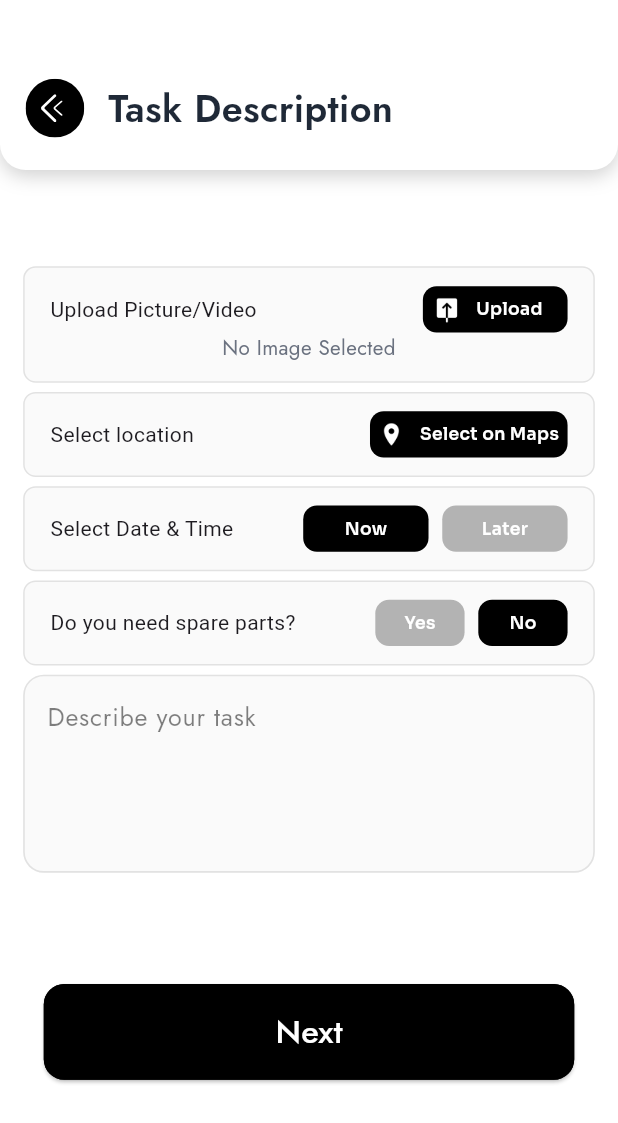
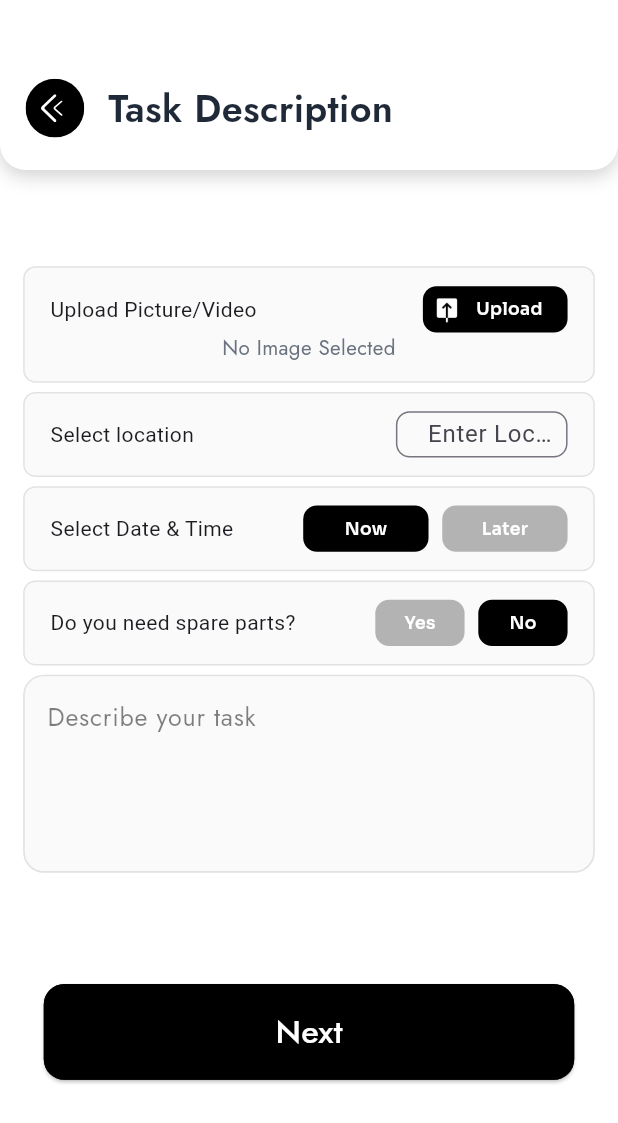
Before and after one commit to Shees-Ali1/reapiroo_firebaseapp, a Flutter app: the CustomerTaskHome screen opened directly, on a phone screen of 412 x 824 dp. Shown: the top 1123 px of the screen. Run offline on Flutter 3.47's test engine with Material 3 defaults, Android fonts, the light colour scheme and no system bars; our stand-ins replace animated_notch_bottom_bar, audioplayers, chewie, cloud_firestore, firebase_auth, firebase_core and 14 more; missing offline and left inert: audio_wave, flutter_sound, voice_message_package; accounts and stored records are empty; project files that could hold a hidden picture were left out.

Commit message:
hashir saved

```diff
--- a/lib/main.dart
+++ b/lib/main.dart
@@ -27,6 +27,7 @@ void main() async {
   Get.put(TechHomeController());
   Get.put(HomeController());
   Get.put(ServiceController());
+  Get.put(LocationController());
 
   runApp(const MyApp());
 }
--- a/lib/views/home_screens_for_customers/customer_main_home.dart
+++ b/lib/views/home_screens_for_customers/customer_main_home.dart
@@ -165,9 +165,9 @@ class _CustomerMainHomeState extends State<CustomerMainHome> {
                   itemBuilder: (context, index) {
                     return GestureDetector(
                       onTap: () {
-                        // Get.to(CustomerTaskHome(
-                        //   service: dummy[index]['title'],
-                        // ));
+                        Get.to(CustomerTaskHome(
+                          service: dummy[index]['title'],
+                        ));
                       },
                       child: ServicesContainer(
                         image: dummy[index]["image"],
--- a/lib/views/home_screens_for_customers/customer_task_home.dart
+++ b/lib/views/home_screens_for_customers/customer_task_home.dart
@@ -40,6 +40,7 @@ class _CustomerTaskHomeState extends State<CustomerTaskHome> {
   bool _isRecording = false;
   double _progressValue = 0.0; // Value from 0.0 to 1.0
   Timer? _progressTimer;
+  RxString location = ''.obs;  // To capture location input
 
   XFile? imageFile;
 
@@ -328,7 +329,7 @@ class _CustomerTaskHomeState extends State<CustomerTaskHome> {
                       ],
                     ),
                   ),
-                Container(
+                  Container(
                     height: 55.h,
                     margin: EdgeInsets.only(bottom: 6.h),
                     width: double.infinity,
@@ -344,27 +345,43 @@ class _CustomerTaskHomeState extends State<CustomerTaskHome> {
                         Text("Select location"),
                         Container(
                           height: 30.h,
-                          padding: EdgeInsets.symmetric(
-                              horizontal: 5.w, vertical: 6.h),
-                          decoration: BoxDecoration(
-                              color: AppColors.primary,
-                              borderRadius: BorderRadius.circular(8.w)),
-                          alignment: Alignment.center,
-                          child: Row(
-                            mainAxisAlignment: MainAxisAlignment.center,
-                            children: [
-                              Image.asset(AppImages.location_icon,
-                                  height: 15.h, width: 15.w),
-                              SizedBox(
-                                width: 9.w,
+                          width: 100.w,  // Adjust width to fit text input and button
+                          child:
+                            TextField(
+                            onChanged: (value) {
+                              // Update the location value in the controller
+                              Get.find<LocationController>().updateLocation(value);
+                            },
+                            decoration: InputDecoration(
+                              contentPadding: EdgeInsets.only(left: 15.w, bottom: 0.h),
+                              hintText: 'Enter Location',
+                              border: OutlineInputBorder(
+                                borderRadius: BorderRadius.circular(8.w),
+                                borderSide: BorderSide(color: Color(0xffE2E2E2), width: 1),
                               ),
-                              Text(
-                                "Select on Maps",
-                                style: sora600(10.sp, AppColors.secondary),
-                              )
-                            ],
-                          ),
-                        )
+                            ),
+
+                            )
+
+
+                        ),
+                        // Container(
+                        //   height: 30.h,
+                        //   padding: EdgeInsets.symmetric(horizontal: 5.w, vertical: 6.h),
+                        //   decoration: BoxDecoration(
+                        //       color: AppColors.primary,
+                        //       borderRadius: BorderRadius.circular(8.w)),
+                        //   alignment: Alignment.center,
+                        //   child: Row(
+                        //     mainAxisAlignment: MainAxisAlignment.center,
+                        //     children: [
+                        //       Image.asset(AppImages.location_icon,
+                        //           height: 15.h, width: 15.w),
+                        //       SizedBox(width: 9.w),
+                        //       Text("Select on Maps", style: sora600(10.sp, AppColors.secondary)),
+                        //     ],
+                        //   ),
+                        // ),
                       ],
                     ),
                   ),
--- a/pubspec.yaml
+++ b/pubspec.yaml
@@ -65,6 +65,7 @@ dependencies:
   firebase_storage: ^12.3.4
   firebase_messaging: ^15.1.3
   cloud_functions: ^5.1.3
+  flutter_sound:
 
 dev_dependencies:
   flutter_test:
```
Also changed, not shown: lib/controllers/servicecontroller.dart (+62 -27 lines), pubspec.lock.
